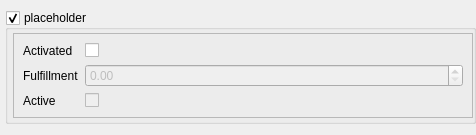
ros-hybrid-behaviour-planner/rhbp, file src/rqt_planner_gui/resource/goal.ui: the form before one commit.
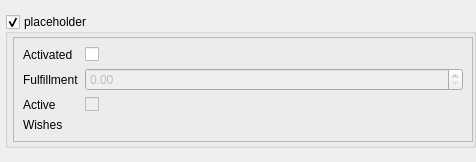
The form after the commit.

```diff
--- a/src/rqt_planner_gui/resource/goal.ui
+++ b/src/rqt_planner_gui/resource/goal.ui
@@ -7,7 +7,7 @@
     <x>0</x>
     <y>0</y>
     <width>476</width>
-    <height>135</height>
+    <height>162</height>
    </rect>
   </property>
   <property name="windowTitle">
@@ -80,6 +80,32 @@
          <enum>QFrame::Plain</enum>
         </property>
         <layout class="QGridLayout" name="gridLayout_3">
+         <item row="2" column="0">
+          <widget class="QLabel" name="activeLabel">
+           <property name="sizePolicy">
+            <sizepolicy hsizetype="Maximum" vsizetype="Preferred">
+             <horstretch>0</horstretch>
+             <verstretch>0</verstretch>
+            </sizepolicy>
+           </property>
+           <property name="toolTip">
+            <string>if the behaviour is activated but not active there is an internal problem</string>
+           </property>
+           <property name="text">
+            <string>Active</string>
+           </property>
+          </widget>
+         </item>
+         <item row="2" column="1">
+          <widget class="QCheckBox" name="activeCheckbox">
+           <property name="enabled">
+            <bool>false</bool>
+           </property>
+           <property name="text">
+            <string/>
+           </property>
+          </widget>
+         </item>
          <item row="0" column="1">
           <widget class="QCheckBox" name="activatedCheckbox">
            <property name="enabled">
@@ -126,18 +152,24 @@
            </property>
           </widget>
          </item>
-         <item row="2" column="1">
-          <widget class="QCheckBox" name="activeCheckbox">
-           <property name="enabled">
-            <bool>false</bool>
+         <item row="3" column="0">
+          <widget class="QLabel" name="wishesDescriptionLabel">
+           <property name="sizePolicy">
+            <sizepolicy hsizetype="Maximum" vsizetype="Preferred">
+             <horstretch>0</horstretch>
+             <verstretch>0</verstretch>
+            </sizepolicy>
+           </property>
+           <property name="toolTip">
+            <string>if the behaviour is activated but not active there is an internal problem</string>
            </property>
            <property name="text">
-            <string/>
+            <string>Wishes</string>
            </property>
           </widget>
          </item>
-         <item row="2" column="0">
-          <widget class="QLabel" name="ActiveLabel">
+         <item row="3" column="1" colspan="2">
+          <widget class="QLabel" name="wishesLabel">
            <property name="sizePolicy">
             <sizepolicy hsizetype="Maximum" vsizetype="Preferred">
              <horstretch>0</horstretch>
@@ -148,7 +180,7 @@
             <string>if the behaviour is activated but not active there is an internal problem</string>
            </property>
            <property name="text">
-            <string>Active</string>
+            <string/>
            </property>
           </widget>
          </item>
```
Left out of the diff: 4 changed lines with no effect on the pictures.
